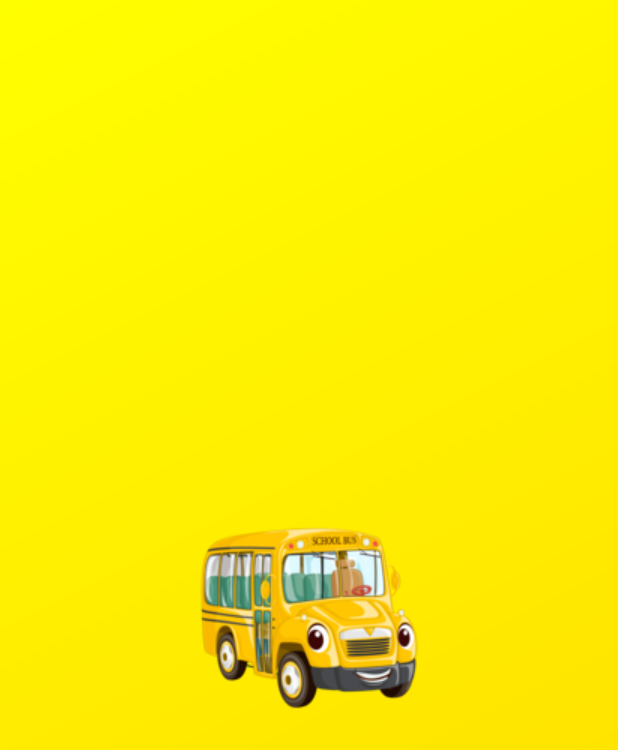
After one commit to aniket-yadav/sbts, an Android app: the SplashScreen screen opened directly, with no data from a screen before it, on a phone screen of 412 x 824 dp. The commit adds this screen. Shown: the top 750 px of the screen. Run offline under Robolectric (Android 15) with nearby library versions, the phone set to English and light mode, and no system bars; 1 statement that could not run was skipped.

Commit message:
splash screen

```diff
--- a/app/src/main/AndroidManifest.xml
+++ b/app/src/main/AndroidManifest.xml
@@ -26,7 +26,16 @@
         android:roundIcon="@mipmap/ic_launcher_round"
         android:supportsRtl="true"
         android:theme="@style/Theme.SBTS">
+        <activity
+            android:name=".SplashScreen"
+            android:theme="@style/SplashTheme"
+            android:exported="true">
+            <intent-filter>
+                <action android:name="android.intent.action.MAIN" />
 
+                <category android:name="android.intent.category.LAUNCHER" />
+            </intent-filter>
+        </activity>
         <!--
              TODO: Before you run your application, you need a Google Maps API key.
 
@@ -56,12 +65,7 @@
             android:exported="false" />
         <activity
             android:name=".activities.MainActivity"
-            android:exported="true">
-            <intent-filter>
-                <action android:name="android.intent.action.MAIN" />
-
-                <category android:name="android.intent.category.LAUNCHER" />
-            </intent-filter>
+            android:exported="false">
         </activity>
     </application>
 
--- /dev/null
+++ b/app/src/main/java/com/app/sbts/SplashScreen.java
@@ -0,0 +1,22 @@
+package com.app.sbts;
+
+import androidx.appcompat.app.AppCompatActivity;
+
+import android.content.Intent;
+import android.os.Bundle;
+
+import com.app.sbts.activities.MainActivity;
+import com.app.sbts.databinding.ActivitySplashScreenBinding;
+
+public class SplashScreen extends AppCompatActivity {
+
+    private ActivitySplashScreenBinding binding;
+    @Override
+    protected void onCreate(Bundle savedInstanceState) {
+        super.onCreate(savedInstanceState);
+        binding  = ActivitySplashScreenBinding.inflate(getLayoutInflater());
+        setContentView(binding.getRoot());
+        startActivity(new Intent(getApplicationContext(), MainActivity.class));
+        finish();
+    }
+}
--- /dev/null
+++ b/app/src/main/res/drawable/bg_gradient.xml
@@ -0,0 +1,9 @@
+<?xml version="1.0" encoding="utf-8"?>
+<shape android:shape="rectangle"
+    xmlns:android="http://schemas.android.com/apk/res/android">
+    <gradient
+        android:type="linear"
+        android:angle="135"
+        android:startColor="#ffd800"
+        android:endColor="#fffe00" />
+</shape>
--- /dev/null
+++ b/app/src/main/res/drawable/splash_background.xml
@@ -0,0 +1,9 @@
+<?xml version="1.0" encoding="utf-8"?>
+<layer-list xmlns:android="http://schemas.android.com/apk/res/android">
+    <item
+        android:drawable="@drawable/bg_gradient"/>
+    <item >
+        <bitmap android:gravity="center"
+            android:src="@drawable/bus"/>
+    </item>
+</layer-list>
--- /dev/null
+++ b/app/src/main/res/layout/activity_splash_screen.xml
@@ -0,0 +1,9 @@
+<?xml version="1.0" encoding="utf-8"?>
+<androidx.constraintlayout.widget.ConstraintLayout xmlns:android="http://schemas.android.com/apk/res/android"
+    xmlns:app="http://schemas.android.com/apk/res-auto"
+    xmlns:tools="http://schemas.android.com/tools"
+    android:layout_width="match_parent"
+    android:layout_height="match_parent"
+    tools:context=".SplashScreen">
+
+</androidx.constraintlayout.widget.ConstraintLayout>
--- a/app/src/main/res/values/themes.xml
+++ b/app/src/main/res/values/themes.xml
@@ -13,4 +13,19 @@
         <item name="android:statusBarColor" tools:targetApi="l">?attr/colorPrimaryVariant</item>
         <!-- Customize your theme here. -->
     </style>
+
+<style name="SplashTheme" parent="Theme.MaterialComponents.Light.NoActionBar">
+    <item name="android:windowBackground">@drawable/splash_background</item>
+    <!-- Primary brand color. -->
+    <item name="colorPrimary">@color/purple_500</item>
+    <item name="colorPrimaryVariant">@color/purple_700</item>
+    <item name="colorOnPrimary">@color/white</item>
+    <!-- Secondary brand color. -->
+    <item name="colorSecondary">@color/teal_200</item>
+    <item name="colorSecondaryVariant">@color/teal_700</item>
+    <item name="colorOnSecondary">@color/black</item>
+    <!-- Status bar color. -->
+    <item name="android:statusBarColor" tools:targetApi="l">?attr/colorPrimaryVariant</item>
+    <!-- Customize your theme here. -->
+</style>
 </resources>
```
Also changed, not shown: app/src/main/res/drawable-v24/bus.png (added).
